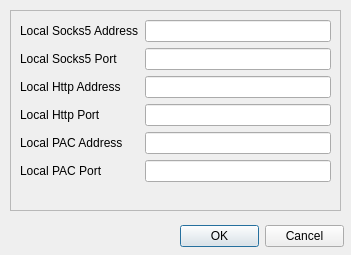
Trojan-Qt5/Trojan-Qt5, file ui/advancesettingsdialog.ui: the form before one commit.
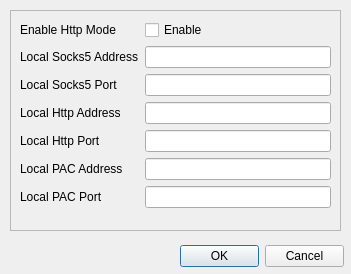
The form after the commit.

Diff of the .ui file:
```diff
--- a/ui/advancesettingsdialog.ui
+++ b/ui/advancesettingsdialog.ui
@@ -7,7 +7,7 @@
     <x>0</x>
     <y>0</y>
     <width>351</width>
-    <height>255</height>
+    <height>274</height>
    </rect>
   </property>
   <property name="windowTitle">
@@ -19,7 +19,7 @@
      <x>10</x>
      <y>10</y>
      <width>331</width>
-     <height>201</height>
+     <height>221</height>
     </rect>
    </property>
    <property name="frameShape">
@@ -35,85 +35,99 @@
     <property name="formAlignment">
      <set>Qt::AlignLeading|Qt::AlignLeft|Qt::AlignTop</set>
     </property>
-    <item row="0" column="0">
+    <item row="1" column="0">
      <widget class="QLabel" name="socks5AddressLabel">
       <property name="text">
        <string>Local Socks5 Address</string>
       </property>
      </widget>
     </item>
-    <item row="0" column="1">
+    <item row="1" column="1">
      <widget class="QLineEdit" name="socks5Address"/>
     </item>
-    <item row="1" column="0">
+    <item row="2" column="0">
      <widget class="QLabel" name="socks5PortLabel">
       <property name="text">
        <string>Local Socks5 Port</string>
       </property>
      </widget>
     </item>
-    <item row="1" column="1">
+    <item row="2" column="1">
      <widget class="QLineEdit" name="socks5Port"/>
     </item>
-    <item row="2" column="0">
+    <item row="3" column="0">
      <widget class="QLabel" name="httpAddressLabel">
       <property name="text">
        <string>Local Http Address</string>
       </property>
      </widget>
     </item>
-    <item row="2" column="1">
+    <item row="3" column="1">
      <widget class="QLineEdit" name="httpAddress">
       <property name="inputMethodHints">
        <set>Qt::ImhDigitsOnly|Qt::ImhPreferNumbers</set>
       </property>
      </widget>
     </item>
-    <item row="3" column="0">
+    <item row="4" column="0">
      <widget class="QLabel" name="httpPortLabel">
       <property name="text">
        <string>Local Http Port</string>
       </property>
      </widget>
     </item>
-    <item row="3" column="1">
+    <item row="4" column="1">
      <widget class="QLineEdit" name="httpPort">
       <property name="inputMethodHints">
        <set>Qt::ImhNone</set>
       </property>
      </widget>
     </item>
-    <item row="4" column="0">
+    <item row="5" column="0">
      <widget class="QLabel" name="pacAddressLabel">
       <property name="text">
        <string>Local PAC Address</string>
       </property>
      </widget>
     </item>
-    <item row="4" column="1">
+    <item row="5" column="1">
      <widget class="QLineEdit" name="pacAddress"/>
     </item>
-    <item row="5" column="0">
+    <item row="6" column="0">
      <widget class="QLabel" name="pacPortLabel">
       <property name="text">
        <string>Local PAC Port</string>
       </property>
      </widget>
     </item>
-    <item row="5" column="1">
+    <item row="6" column="1">
      <widget class="QLineEdit" name="pacPort">
       <property name="inputMethodHints">
        <set>Qt::ImhDigitsOnly|Qt::ImhPreferNumbers</set>
       </property>
      </widget>
     </item>
+    <item row="0" column="0">
+     <widget class="QLabel" name="label">
+      <property name="text">
+       <string>Enable Http Mode</string>
+      </property>
+     </widget>
+    </item>
+    <item row="0" column="1">
+     <widget class="QCheckBox" name="httpModeCheckBox">
+      <property name="text">
+       <string>Enable</string>
+      </property>
+     </widget>
+    </item>
    </layout>
   </widget>
   <widget class="QDialogButtonBox" name="buttonBox">
    <property name="geometry">
     <rect>
      <x>180</x>
-     <y>220</y>
+     <y>240</y>
      <width>164</width>
      <height>32</height>
     </rect>
```
